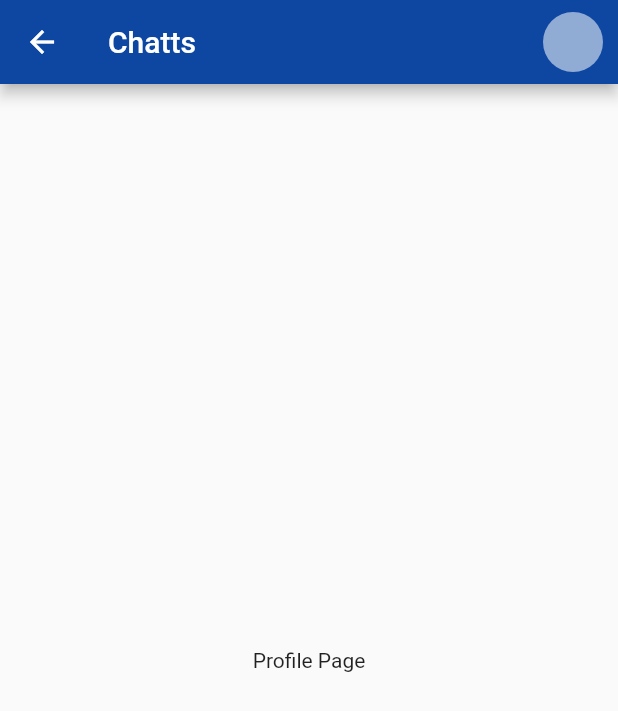
After one commit to Platonn250/flutterchatapp, a Flutter app: the ProfilePage screen opened directly, on a phone screen of 412 x 824 dp. The commit adds this screen. Shown: the top 711 px of the screen. Run offline on Flutter 3.47's test engine with Material 2 defaults, Android fonts, the phone set to English and light mode, and no system bars.

Commit message:
profile page

```diff
--- /dev/null
+++ b/lib/pages/profilepage.dart
@@ -0,0 +1,32 @@
+// ignore_for_file: prefer_const_constructors
+
+import 'package:flutter/material.dart';
+
+class ProfilePage extends StatelessWidget {
+  const ProfilePage({Key? key}) : super(key: key);
+
+  @override
+  Widget build(BuildContext context) {
+    return Scaffold(
+      appBar: AppBar(
+        actions: [
+          Padding(
+            padding: const EdgeInsets.only(right: 10),
+            child: GestureDetector(
+              onTap: () {},
+              child: CircleAvatar(
+                // radius: 23,
+                backgroundColor: Colors.white54,
+              ),
+            ),
+          ),
+        ],
+        backgroundColor: Colors.blue[900],
+        title: Text('Chatts'),
+      ),
+      body: Center(
+        child: Text("Profile Page"),
+      ),
+    );
+  }
+}
```
Also changed, not shown: lib/pages/chatpage.dart (+77 -0 lines), lib/pages/dash.dart (+29 -2 lines).
